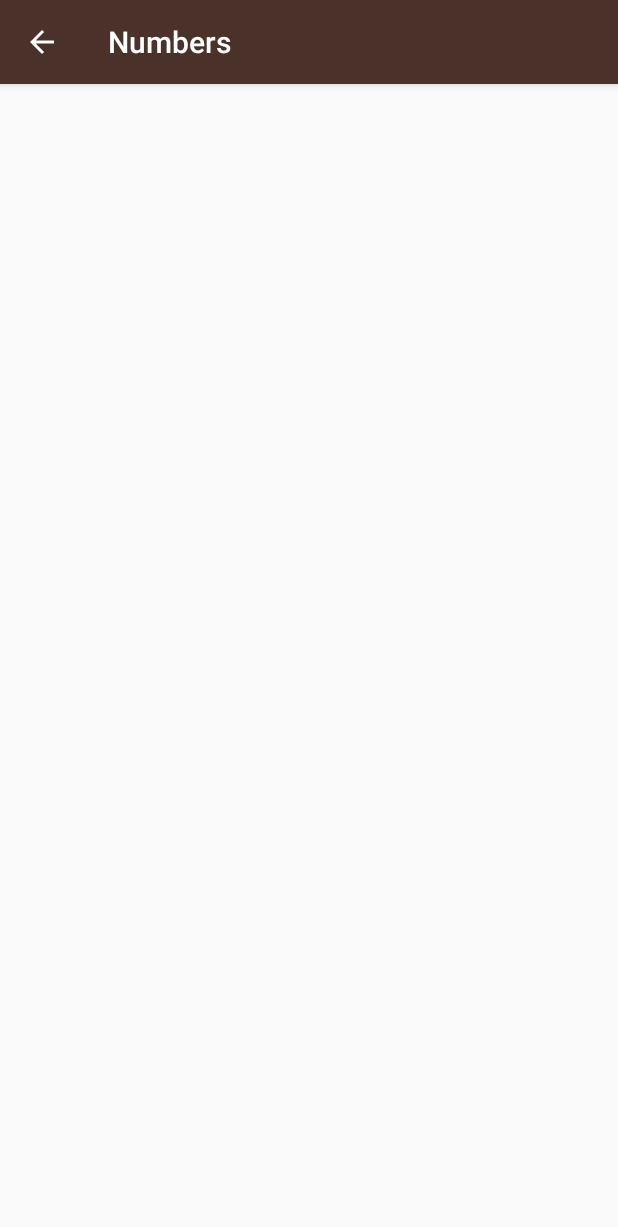
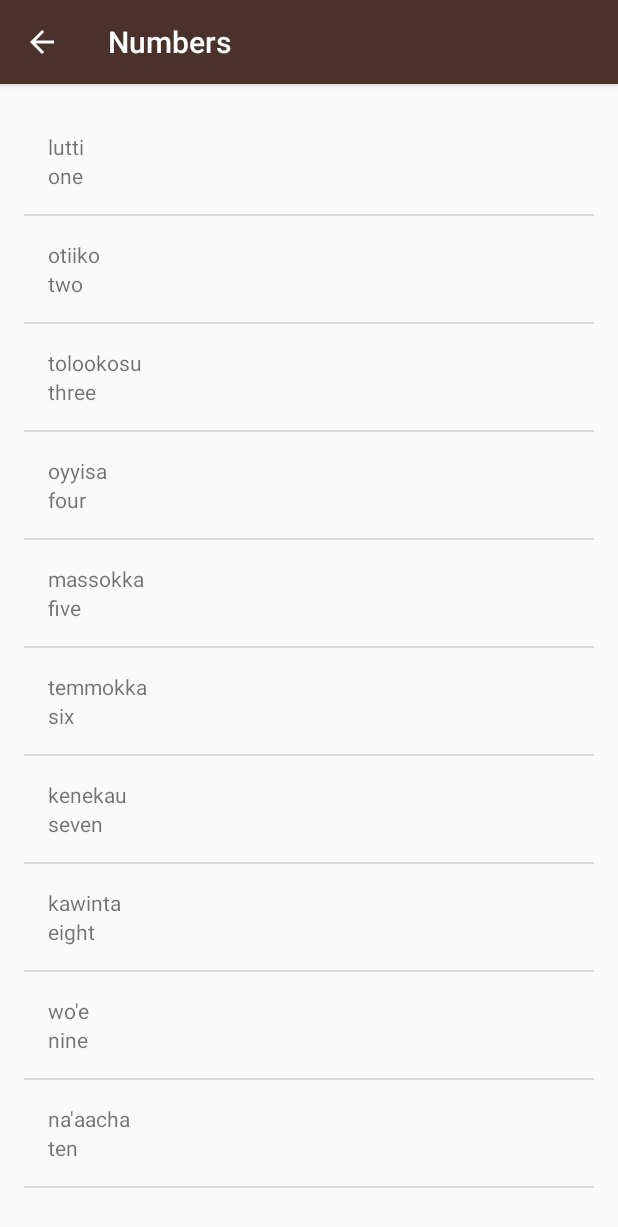
Before and after one commit to muhamed-aroui/MikowApp, an Android app: the NumbersActivity screen opened directly, with no data from a screen before it, on a phone screen of 412 x 824 dp. Shown: the top 1227 px of the screen. Run offline under Robolectric (Android 15) with nearby library versions, the phone set to English and light mode, and no system bars.

Commit message:
Used ArrayList instead of Array Used ListView + ArrayAdapter LinearLayout costumed Word class costumed WordsAdapter which extends ArrayAdapter and overriding the getView method

```diff
--- a/app/src/main/java/com/example/mikowapp/NumbersActivity.java
+++ b/app/src/main/java/com/example/mikowapp/NumbersActivity.java
@@ -1,13 +1,38 @@
 package com.example.mikowapp;
 
+import android.os.Bundle;
 import android.support.v7.app.AppCompatActivity;
-import android.os.Bundle;
+import android.widget.ListView;
+
+import java.util.ArrayList;
 
 public class NumbersActivity extends AppCompatActivity {
 
     @Override
     protected void onCreate(Bundle savedInstanceState) {
+
         super.onCreate(savedInstanceState);
         setContentView(R.layout.activity_numbers);
+        ArrayList<Word> words = new ArrayList<Word>();
+
+        words.add(new Word("one","lutti"));
+        words.add(new Word("two","otiiko"));
+        words.add(new Word("three","tolookosu"));
+        words.add(new Word("four","oyyisa"));
+        words.add(new Word("five","massokka"));
+        words.add(new Word("six","temmokka"));
+        words.add(new Word("seven","kenekau"));
+        words.add(new Word("eight","kawinta"));
+        words.add(new Word("nine","wo'e"));
+        words.add(new Word("ten","na'aacha"));
+
+        WordsAdapter wordsAdapter = new WordsAdapter(this, words);
+
+        ListView listView =  findViewById(R.id.list);
+
+        listView.setAdapter(wordsAdapter);
+
+
+
+        }
     }
-}
--- /dev/null
+++ b/app/src/main/java/com/example/mikowapp/Word.java
@@ -0,0 +1,18 @@
+package com.example.mikowapp;
+
+public class Word {
+    private String mDefaultTranslation;
+    private String mMiwokTranslation;
+
+    public Word(String DefaultTranslation,String MiwokTranslation){
+        mDefaultTranslation= DefaultTranslation;
+        mMiwokTranslation=MiwokTranslation;
+
+    }
+    public String getDefaultTranslation(){
+        return mDefaultTranslation;
+    }
+    public String getMiwokTranslation(){
+        return mMiwokTranslation;
+    }
+}
--- /dev/null
+++ b/app/src/main/java/com/example/mikowapp/WordsAdapter.java
@@ -0,0 +1,36 @@
+package com.example.mikowapp;
+
+import android.app.Activity;
+import android.support.annotation.NonNull;
+import android.support.annotation.Nullable;
+import android.view.LayoutInflater;
+import android.view.View;
+import android.view.ViewGroup;
+import android.widget.ArrayAdapter;
+import android.widget.TextView;
+
+import java.util.ArrayList;
+
+public class WordsAdapter extends ArrayAdapter<Word> {
+    public WordsAdapter(Activity context, ArrayList<Word> words){
+        super(context,0,words);
+
+    }
+    @NonNull
+    @Override
+    public View getView(int position, @Nullable View convertView, @NonNull ViewGroup parent) {
+        View listWordsView = convertView;
+        if(listWordsView == null) {
+            listWordsView = LayoutInflater.from(getContext()).inflate(
+                    R.layout.list_item, parent, false);
+        }
+         Word currentWord = getItem(position);
+
+        TextView defaultTranslation = listWordsView.findViewById(R.id.default_text_view);
+        defaultTranslation.setText(currentWord.getDefaultTranslation());
+
+        TextView MiwokTranslation = listWordsView.findViewById(R.id.mikow_text_view);
+        MiwokTranslation.setText(currentWord.getMiwokTranslation());
+        return listWordsView;
+    }
+}
--- a/app/src/main/res/layout/activity_numbers.xml
+++ b/app/src/main/res/layout/activity_numbers.xml
@@ -1,10 +1,12 @@
 <?xml version="1.0" encoding="utf-8"?>
-<RelativeLayout xmlns:android="http://schemas.android.com/apk/res/android"
+<ListView xmlns:android="http://schemas.android.com/apk/res/android"
     xmlns:tools="http://schemas.android.com/tools"
     android:layout_width="match_parent"
     android:layout_height="match_parent"
     android:padding="16dp"
+    android:id="@+id/list"
+    android:orientation="vertical"
     tools:context=".NumbersActivity"
     >
 
-</RelativeLayout>
+</ListView>
--- /dev/null
+++ b/app/src/main/res/layout/list_item.xml
@@ -0,0 +1,18 @@
+<?xml version="1.0" encoding="utf-8"?>
+<LinearLayout xmlns:android="http://schemas.android.com/apk/res/android"
+    xmlns:tools="http://schemas.android.com/tools"
+    android:orientation="vertical" android:layout_width="match_parent"
+    android:layout_height="match_parent"
+    android:padding="16dp">
+    <TextView
+        android:layout_width="match_parent"
+        android:layout_height="wrap_content"
+        android:id="@+id/mikow_text_view"
+        />
+    <TextView
+        android:layout_width="match_parent"
+        android:layout_height="wrap_content"
+        android:id="@+id/default_text_view"
+        />
+
+</LinearLayout>
```
